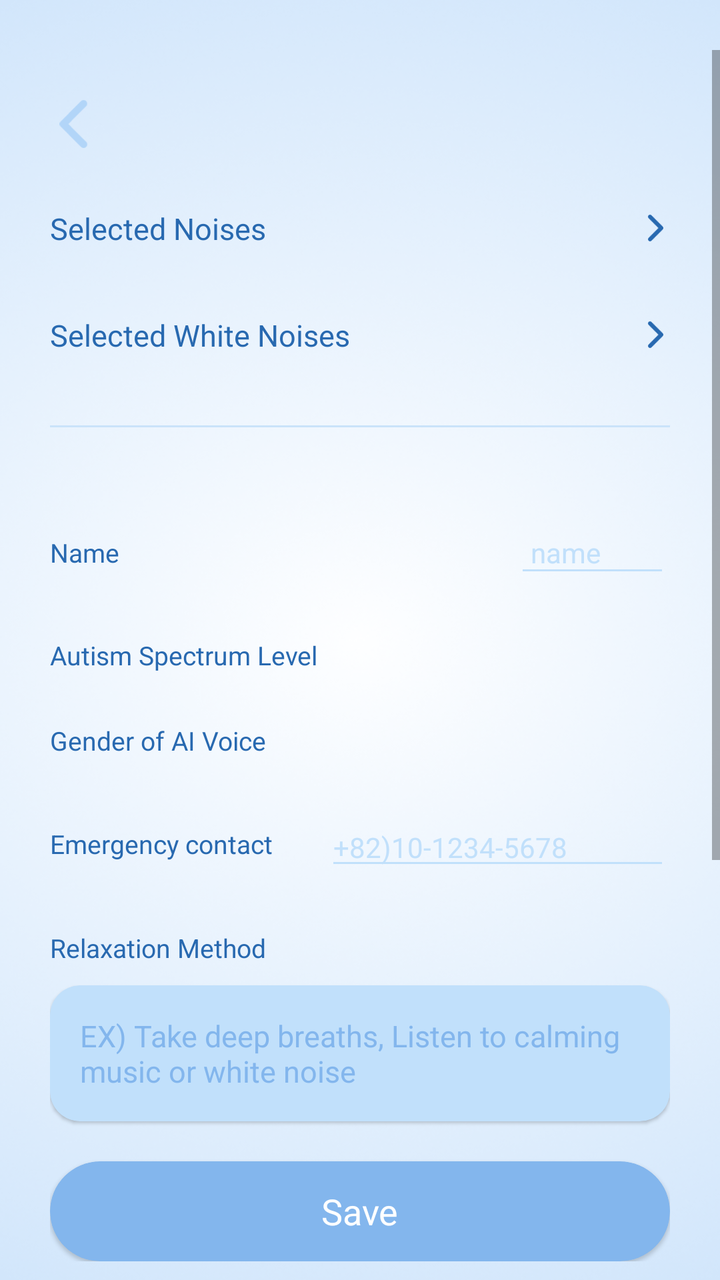
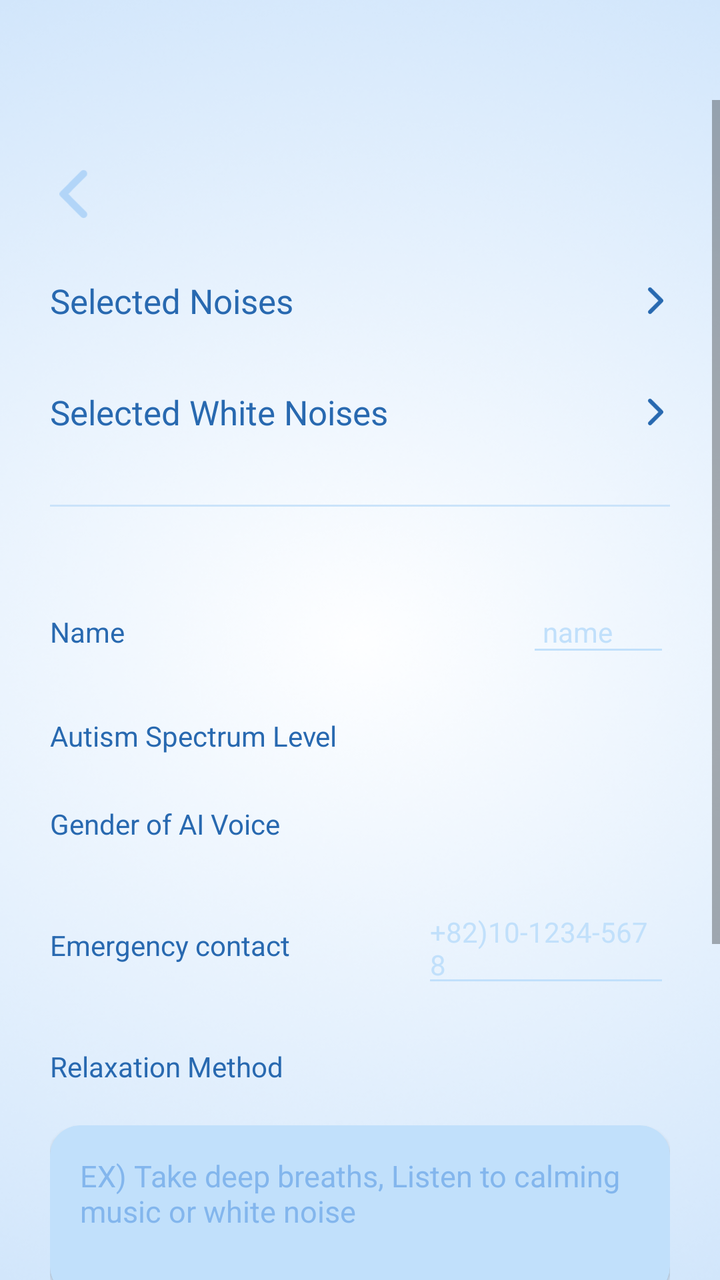

Before-and-after screenshots of an Android layout around one commit, followed by the original layout XML and the change that was made.
<!-- AndroidManifest.xml: application theme Theme.Mutism -->
<!-- res/layout/activity_my_page.xml -->
<?xml version="1.0" encoding="utf-8"?>
<ScrollView xmlns:android="http://schemas.android.com/apk/res/android"
    xmlns:app="http://schemas.android.com/apk/res-auto"
    android:id="@+id/my_page"
    android:layout_width="match_parent"
    android:layout_height="match_parent"
    android:background="@drawable/bg_my_page"
    android:clipToPadding="false"
    android:fillViewport="true"
    android:fitsSystemWindows="true"
    android:paddingBottom="200dp"
    android:paddingTop="25dp">

    <LinearLayout
        android:layout_width="match_parent"
        android:layout_height="wrap_content"
        android:padding="25dp"
        android:orientation="vertical">

        
        <ImageView
            android:id="@+id/btn_back"
            android:layout_width="24dp"
            android:layout_height="24dp"
            android:layout_marginBottom="30dp"
            android:src="@drawable/ic_right_arrow" />

        
        <LinearLayout
            android:id="@+id/selected_noise_container"
            android:layout_width="match_parent"
            android:layout_height="wrap_content"
            android:orientation="horizontal"
            android:gravity="center_vertical"
            android:layout_marginBottom="8dp">

            <TextView
                android:id="@+id/tv_selected_noises"
                android:layout_width="0dp"
                android:layout_height="wrap_content"
                android:layout_weight="1"
                android:text="@string/text_my_page_noise"
                android:textSize="15sp"
                android:textColor="@color/color_primary_dark" />

            <ImageView
                android:id="@+id/btn_select_noise"
                android:layout_width="wrap_content"
                android:layout_height="wrap_content"
                android:src="@drawable/ic_right_arrow2" />
        </LinearLayout>

        <com.google.android.material.chip.ChipGroup
            android:id="@+id/chipGroup_selected_noises"
            android:layout_width="match_parent"
            android:layout_height="wrap_content"
            android:paddingStart="5dp"
            android:paddingEnd="5dp"
            app:singleLine="false"
            app:chipSpacing="8dp" />

        
        <LinearLayout
            android:id="@+id/white_noise_container"
            android:layout_width="match_parent"
            android:layout_height="wrap_content"
            android:orientation="horizontal"
            android:gravity="center_vertical"
            android:layout_marginTop="25dp"
            android:layout_marginBottom="20dp">

            <TextView
                android:id="@+id/tv_selected_white_noises"
                android:layout_width="0dp"
                android:layout_height="wrap_content"
                android:layout_weight="1"
                android:text="@string/text_my_page_white_noise"
                android:textSize="15sp"
                android:textColor="@color/color_primary_dark" />

            <ImageView
                android:id="@+id/btn_select_white_noise"
                android:layout_width="wrap_content"
                android:layout_height="wrap_content"
                android:src="@drawable/ic_right_arrow2" />
        </LinearLayout>

        
        <View
            android:layout_width="match_parent"
            android:layout_height="1dp"
            android:background="@color/color_primary_light4"
            android:layout_marginTop="15dp"
            android:layout_marginBottom="20dp" />

        
        <LinearLayout
            android:layout_width="match_parent"
            android:layout_height="wrap_content"
            android:orientation="horizontal"
            android:gravity="center_vertical"
            android:layout_marginTop="25dp">

            <TextView
                android:id="@+id/tv_name"
                android:layout_width="0dp"
                android:layout_height="wrap_content"
                android:layout_weight="4.5"
                android:text="@string/text_my_page_name"
                android:textSize="13sp"
                android:textColor="@color/color_primary_dark" />

            <EditText
                android:id="@+id/tv_name_value"
                android:layout_width="0dp"
                android:layout_height="wrap_content"
                android:layout_weight="1.5"
                android:hint="@string/edt_my_page_hint_name"
                android:textSize="14sp"
                android:textColor="@color/color_primary"
                android:textColorHint="@color/color_primary_light3"
                android:backgroundTint="@color/color_primary_light3"
                android:padding="8dp" />
        </LinearLayout>

        
    <LinearLayout
        android:layout_width="match_parent"
        android:layout_height="wrap_content"
        android:orientation="horizontal"
        android:gravity="center_vertical"
        android:layout_marginTop="25dp">
        <TextView
            android:id="@+id/tv_autism_level"
            android:layout_width="0dp"
            android:layout_height="wrap_content"
            android:layout_weight="4"
            android:text="@string/text_my_page_autism_level"
            android:textSize="13sp"
            android:textColor="@color/color_primary_dark" />

        <Spinner
            android:id="@+id/autism_level_spinner"
            android:layout_width="0dp"
            android:layout_height="wrap_content"
            android:layout_weight="2"
            android:background="@drawable/border_my_page_spinner"
            android:dropDownWidth="match_parent"
            android:dropDownVerticalOffset="35dp"
            android:popupBackground="@color/white"/>
    </LinearLayout>


        
    <LinearLayout
        android:layout_width="match_parent"
        android:layout_height="wrap_content"
        android:orientation="horizontal"
        android:gravity="center_vertical"
        android:layout_marginTop="25dp">
        <TextView
            android:id="@+id/tv_gender"
            android:layout_width="0dp"
            android:layout_height="wrap_content"
            android:layout_weight="4"
            android:text="@string/text_my_page_gender"
            android:textSize="13sp"
            android:textColor="@color/color_primary_dark" />

        <Spinner
            android:id="@+id/gender_spinner"
            android:layout_width="0dp"
            android:layout_height="wrap_content"
            android:layout_weight="2"
            android:background="@drawable/border_my_page_spinner"
            android:dropDownWidth="match_parent"
            android:dropDownVerticalOffset="35dp"
            android:popupBackground="@color/white"/>

    </LinearLayout>


        
    <LinearLayout
        android:layout_width="match_parent"
        android:layout_height="wrap_content"
        android:orientation="horizontal"
        android:gravity="center_vertical"
        android:layout_marginTop="25dp">
        <TextView
            android:id="@+id/tv_emergency_contact"
            android:layout_width="0dp"
            android:layout_height="wrap_content"
            android:layout_weight="4"
            android:text="@string/text_my_page_emergency_contact"
            android:textSize="13sp"
            android:textColor="@color/color_primary_dark" />

        <EditText
            android:id="@+id/tv_emergency_contact_value"
            android:layout_width="0dp"
            android:layout_height="wrap_content"
            android:layout_weight="5"
            android:hint="@string/edt_my_page_hint_contact"
            android:inputType="phone"
            android:maxLength="13"
            android:digits="0123456789"
            android:textSize="14sp"
            android:textColor="@color/color_primary"
            android:textColorHint="@color/color_primary_light3"
            android:backgroundTint="@color/color_primary_light3" />


    </LinearLayout>

        
        <TextView
            android:id="@+id/tv_opinion"
            android:layout_width="wrap_content"
            android:layout_height="wrap_content"
            android:text="@string/text_my_page_relax_method"
            android:textSize="13sp"
            android:textColor="@color/color_primary_dark"
            android:layout_marginTop="25dp" />

        <com.google.android.material.card.MaterialCardView
            android:id="@+id/crv_method_container"
            android:layout_width="match_parent"
            android:layout_height="wrap_content"
            android:layout_marginTop="10dp"
            android:backgroundTint="@color/color_primary_light3"
            app:cardCornerRadius="15dp">

            <EditText
                android:id="@+id/edt_relax_method"
                android:layout_width="match_parent"
                android:layout_height="wrap_content"
                android:layout_margin="15dp"
                android:textSize="15sp"
                android:hint="@string/text_my_page_relax_method_example"
                android:textColorHint="@color/color_primary_light2"
                android:textColor="@color/color_primary_dark"
                android:background="@null" />
        </com.google.android.material.card.MaterialCardView>

        
        <com.google.android.material.card.MaterialCardView
            android:id="@+id/btn_save"
            android:layout_width="match_parent"
            android:layout_height="50dp"
            android:layout_gravity="center"
            android:layout_marginTop="20dp"
            app:cardCornerRadius="25dp"
            android:padding="10dp"
            android:backgroundTint="@color/color_primary_light2">

            <TextView
                android:layout_width="wrap_content"
                android:layout_height="wrap_content"
                android:text="@string/btn_my_page_save"
                android:textColor="@color/white"
                android:textSize="18sp"
                android:layout_gravity="center" />
        </com.google.android.material.card.MaterialCardView>

    </LinearLayout>
</ScrollView>
<!-- resources referenced by this layout -->
<resources>
  <color name="color_primary">#3992EF</color>
  <color name="color_primary_dark">#2869B0</color>
  <color name="color_primary_light2">#83B6ED</color>
  <color name="color_primary_light3">#C1E0FB</color>
  <color name="color_primary_light4">#CAE3FA</color>
  <color name="white">#FFFFFFFF</color>
  <!-- drawable border_my_page_spinner (drawable) -->
  <shape xmlns:android="http://schemas.android.com/apk/res/android"
      android:shape="rectangle">
      <solid android:color="@android:color/transparent" />
      <stroke android:width="1dp" android:color="@color/color_primary_light3"/>
      <corners android:radius="5dp"/>
  </shape>
  <!-- drawable ic_right_arrow2 (drawable) -->
  <vector xmlns:android="http://schemas.android.com/apk/res/android"
      android:width="16dp"
      android:height="16dp"
      android:viewportWidth="16"
      android:viewportHeight="16">
    <path
        android:pathData="M5.293,1.636C5.105,1.823 5,2.077 5,2.343C5,2.608 5.105,2.862 5.293,3.05L10.243,8L5.293,12.95C5.111,13.138 5.01,13.391 5.012,13.653C5.015,13.915 5.12,14.166 5.305,14.351C5.491,14.537 5.741,14.642 6.004,14.644C6.266,14.646 6.518,14.546 6.707,14.364L12.364,8.707C12.551,8.519 12.657,8.265 12.657,8C12.657,7.734 12.551,7.48 12.364,7.293L6.707,1.636C6.519,1.448 6.265,1.343 6,1.343C5.735,1.343 5.48,1.448 5.293,1.636Z"
        android:fillColor="#2869B0"/>
  </vector>
  <string name="btn_my_page_save">Save</string>
  <string name="edt_my_page_hint_contact">+82)10-1234-5678</string>
  <string name="edt_my_page_hint_name">name</string>
  <string name="text_my_page_autism_level">Autism Spectrum Level</string>
  <string name="text_my_page_emergency_contact">Emergency contact</string>
  <string name="text_my_page_gender">Gender of AI Voice</string>
  <string name="text_my_page_name">Name</string>
  <string name="text_my_page_noise">Selected Noises</string>
  <string name="text_my_page_relax_method">Relaxation Method</string>
  <string name="text_my_page_relax_method_example">EX) Take deep breaths,
  Listen to calming music or white noise</string>
  <string name="text_my_page_white_noise">Selected White Noises</string>
  <style name="Theme.Mutism" parent="Base.Theme.Mutism" />
  <style name="Base.Theme.Mutism" parent="Theme.MaterialComponents.DayNight.NoActionBar">
          <item name="colorPrimary">@color/color_noise_bg</item> 
          <item name="chipStyle">@style/CustomChip</item>
      </style>
  <color name="color_noise_bg">#86B9EF</color>
  <style name="CustomChip" parent="@style/Widget.MaterialComponents.Chip.Filter">
          <item name="chipBackgroundColor">@color/chip_bg_color_selector</item>
          <item name="chipStrokeColor">@color/chip_stroke_selector</item>
          <item name="chipStrokeWidth">1dp</item>
  
          <item name="android:textColor">@color/chip_text_color_selector</item>
          <item name="checkedIcon">@drawable/tag_checked</item>
  
          <item name="closeIcon">@drawable/chip_cancel</item>
          <item name="closeIconTint">@color/white</item>
          <item name="closeIconSize">14dp</item>
          <item name="paddingStart">10dp</item>
          <item name="paddingEnd">10dp</item>
      </style>
  <!-- drawable chip_cancel (drawable) -->
  <vector xmlns:android="http://schemas.android.com/apk/res/android"
      android:width="20dp"
      android:height="20dp"
      android:viewportWidth="6"
      android:viewportHeight="6">
    <path
        android:pathData="M0.9407,5.0599L3.0004,3.0002L5.0602,5.0599M5.0602,0.9404L3,3.0002L0.9407,0.9404"
        android:strokeLineJoin="round"
        android:strokeWidth="0.5"
        android:fillColor="#00000000"
        android:strokeColor="#ffffff"
        android:strokeLineCap="round"/>
  </vector>
  <!-- unchanged entries left out for length: 3 -->
</resources>

<!-- the commit's change to res/layout/activity_my_page.xml (unified diff, before → after) -->
@@ -8,8 +8,8 @@
     android:clipToPadding="false"
     android:fillViewport="true"
     android:fitsSystemWindows="true"
-    android:paddingBottom="200dp"
-    android:paddingTop="25dp">
+    android:paddingBottom="100dp"
+    android:paddingTop="50dp">
 
     <LinearLayout
         android:layout_width="match_parent"
@@ -23,6 +23,7 @@
             android:layout_width="24dp"
             android:layout_height="24dp"
             android:layout_marginBottom="30dp"
+            android:layout_marginTop="10dp"
             android:src="@drawable/ic_right_arrow" />
 
         
@@ -40,7 +41,7 @@
                 android:layout_height="wrap_content"
                 android:layout_weight="1"
                 android:text="@string/text_my_page_noise"
-                android:textSize="15sp"
+                android:textSize="17sp"
                 android:textColor="@color/color_primary_dark" />
 
             <ImageView
@@ -75,7 +76,7 @@
                 android:layout_height="wrap_content"
                 android:layout_weight="1"
                 android:text="@string/text_my_page_white_noise"
-                android:textSize="15sp"
+                android:textSize="17sp"
                 android:textColor="@color/color_primary_dark" />
 
             <ImageView
@@ -105,9 +106,9 @@
                 android:id="@+id/tv_name"
                 android:layout_width="0dp"
                 android:layout_height="wrap_content"
-                android:layout_weight="4.5"
+                android:layout_weight="5"
                 android:text="@string/text_my_page_name"
-                android:textSize="13sp"
+                android:textSize="14sp"
                 android:textColor="@color/color_primary_dark" />
 
             <EditText
@@ -136,7 +137,7 @@
             android:layout_height="wrap_content"
             android:layout_weight="4"
             android:text="@string/text_my_page_autism_level"
-            android:textSize="13sp"
+            android:textSize="14sp"
             android:textColor="@color/color_primary_dark" />
 
         <Spinner
@@ -164,7 +165,7 @@
             android:layout_height="wrap_content"
             android:layout_weight="4"
             android:text="@string/text_my_page_gender"
-            android:textSize="13sp"
+            android:textSize="14sp"
             android:textColor="@color/color_primary_dark" />
 
         <Spinner
@@ -191,16 +192,16 @@
             android:id="@+id/tv_emergency_contact"
             android:layout_width="0dp"
             android:layout_height="wrap_content"
-            android:layout_weight="4"
+            android:layout_weight="6"
             android:text="@string/text_my_page_emergency_contact"
-            android:textSize="13sp"
+            android:textSize="14sp"
             android:textColor="@color/color_primary_dark" />
 
         <EditText
             android:id="@+id/tv_emergency_contact_value"
             android:layout_width="0dp"
             android:layout_height="wrap_content"
-            android:layout_weight="5"
+            android:layout_weight="4"
             android:hint="@string/edt_my_page_hint_contact"
             android:inputType="phone"
             android:maxLength="13"
@@ -219,7 +220,7 @@
             android:layout_width="wrap_content"
             android:layout_height="wrap_content"
             android:text="@string/text_my_page_relax_method"
-            android:textSize="13sp"
+            android:textSize="14sp"
             android:textColor="@color/color_primary_dark"
             android:layout_marginTop="25dp" />
 
@@ -227,7 +228,7 @@
             android:id="@+id/crv_method_container"
             android:layout_width="match_parent"
             android:layout_height="wrap_content"
-            android:layout_marginTop="10dp"
+            android:layout_marginTop="20dp"
             android:backgroundTint="@color/color_primary_light3"
             app:cardCornerRadius="15dp">
 
@@ -237,6 +238,14 @@
                 android:layout_height="wrap_content"
                 android:layout_margin="15dp"
                 android:textSize="15sp"
+                android:inputType="textMultiLine"
+                android:maxLength="100"
+                android:minLines="3"
+                android:maxLines="10"
+                android:gravity="top|start"
+                android:scrollHorizontally="false"
+                android:overScrollMode="never"
+                android:imeOptions="actionDone"
                 android:hint="@string/text_my_page_relax_method_example"
                 android:textColorHint="@color/color_primary_light2"
                 android:textColor="@color/color_primary_dark"
